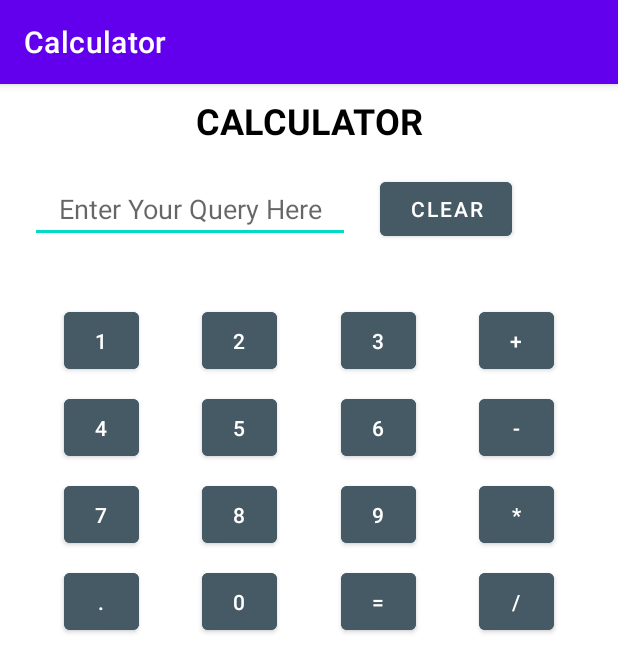
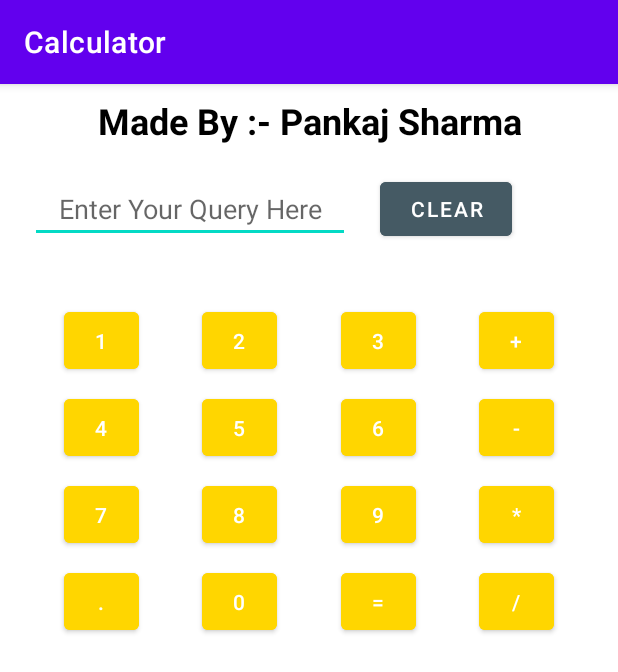
Before and after one commit to alein249/CalculatorX, an Android app: the screen it shows after launch (MainActivity), on a phone screen of 412 x 824 dp. Shown: the top 672 px of the screen. Run offline under Robolectric (Android 15) with nearby library versions, the phone set to English and light mode, and no system bars.

Commit message:
ui updated

```diff
--- a/app/build.gradle
+++ b/app/build.gradle
@@ -4,7 +4,7 @@ plugins {
 
 android {
     compileSdkVersion 30
-    buildToolsVersion "30.0.2"
+    buildToolsVersion "30.0.3"
 
     defaultConfig {
         applicationId "com.example.calculator"
--- a/app/src/main/res/layout/activity_main.xml
+++ b/app/src/main/res/layout/activity_main.xml
@@ -13,7 +13,7 @@
         android:layout_height="wrap_content"
         android:layout_margin="8dp"
         android:gravity="center"
-        android:text="CALCULATOR"
+        android:text="Made By :- Pankaj Sharma"
         android:textColor="@color/black"
         android:textSize="24sp"
         android:textStyle="bold"
@@ -58,7 +58,7 @@
         android:layout_width="50dp"
         android:layout_height="50dp"
         android:layout_marginTop="20dp"
-        android:backgroundTint="#455A64"
+        android:backgroundTint="#FFD600"
         android:text="1"
         app:layout_constraintEnd_toStartOf="@+id/button2"
         app:layout_constraintHorizontal_bias="0.5"
@@ -71,7 +71,7 @@
         android:layout_height="50dp"
         android:layout_marginTop="20dp"
         android:text="2"
-        android:backgroundTint="#455A64"
+        android:backgroundTint="#FFD600"
         app:layout_constraintEnd_toStartOf="@+id/button3"
         app:layout_constraintHorizontal_bias="0.5"
         app:layout_constraintStart_toEndOf="@+id/button"
@@ -83,7 +83,7 @@
         android:layout_height="50dp"
         android:layout_marginTop="20dp"
         android:text="3"
-        android:backgroundTint="#455A64"
+        android:backgroundTint="#FFD600"
         app:layout_constraintEnd_toStartOf="@+id/button4"
         app:layout_constraintHorizontal_bias="0.5"
         app:layout_constraintStart_toEndOf="@+id/button2"
@@ -93,7 +93,7 @@
         android:id="@+id/button4"
         android:layout_width="50dp"
         android:layout_height="50dp"
-        android:backgroundTint="#455A64"
+        android:backgroundTint="#FFD600"
         android:layout_marginTop="20dp"
         android:text="+"
         app:layout_constraintEnd_toEndOf="parent"
@@ -106,7 +106,7 @@
         android:layout_width="50dp"
         android:layout_height="50dp"
         android:layout_marginTop="8dp"
-        android:backgroundTint="#455A64"
+        android:backgroundTint="#FFD600"
         android:text="4"
         app:layout_constraintEnd_toStartOf="@+id/button6"
         app:layout_constraintHorizontal_bias="0.5"
@@ -119,7 +119,7 @@
         android:layout_height="50dp"
         android:layout_marginTop="8dp"
         android:text="5"
-        android:backgroundTint="#455A64"
+        android:backgroundTint="#FFD600"
         app:layout_constraintEnd_toStartOf="@+id/button7"
         app:layout_constraintHorizontal_bias="0.5"
         app:layout_constraintStart_toEndOf="@+id/button5"
@@ -131,7 +131,7 @@
         android:layout_height="50dp"
         android:layout_marginTop="8dp"
         android:text="6"
-        android:backgroundTint="#455A64"
+        android:backgroundTint="#FFD600"
         app:layout_constraintEnd_toStartOf="@+id/button8"
         app:layout_constraintHorizontal_bias="0.5"
         app:layout_constraintStart_toEndOf="@+id/button6"
@@ -143,7 +143,7 @@
         android:layout_height="50dp"
         android:layout_marginTop="8dp"
         android:text="-"
-        android:backgroundTint="#455A64"
+        android:backgroundTint="#FFD600"
         app:layout_constraintEnd_toEndOf="parent"
         app:layout_constraintHorizontal_bias="0.5"
         app:layout_constraintStart_toEndOf="@+id/button7"
@@ -155,7 +155,7 @@
         android:layout_height="50dp"
         android:layout_marginTop="8dp"
         android:text="7"
-        android:backgroundTint="#455A64"
+        android:backgroundTint="#FFD600"
         app:layout_constraintEnd_toStartOf="@+id/button10"
         app:layout_constraintHorizontal_bias="0.5"
         app:layout_constraintStart_toStartOf="parent"
@@ -167,7 +167,7 @@
         android:layout_height="50dp"
         android:layout_marginTop="8dp"
         android:text="8"
-        android:backgroundTint="#455A64"
+        android:backgroundTint="#FFD600"
         app:layout_constraintEnd_toStartOf="@+id/button11"
         app:layout_constraintHorizontal_bias="0.5"
         app:layout_constraintStart_toEndOf="@+id/button9"
@@ -179,7 +179,7 @@
         android:layout_height="50dp"
         android:layout_marginTop="8dp"
         android:text="9"
-        android:backgroundTint="#455A64"
+        android:backgroundTint="#FFD600"
         app:layout_constraintEnd_toStartOf="@+id/button12"
         app:layout_constraintHorizontal_bias="0.5"
         app:layout_constraintStart_toEndOf="@+id/button10"
@@ -191,7 +191,7 @@
         android:layout_height="50dp"
         android:layout_marginTop="8dp"
         android:text="*"
-        android:backgroundTint="#455A64"
+        android:backgroundTint="#FFD600"
         app:layout_constraintEnd_toEndOf="parent"
         app:layout_constraintHorizontal_bias="0.5"
         app:layout_constraintStart_toEndOf="@+id/button11"
@@ -203,7 +203,7 @@
         android:layout_height="50dp"
         android:layout_marginTop="8dp"
         android:text="."
-        android:backgroundTint="#455A64"
+        android:backgroundTint="#FFD600"
         app:layout_constraintEnd_toStartOf="@+id/button14"
         app:layout_constraintHorizontal_bias="0.5"
         app:layout_constraintStart_toStartOf="parent"
@@ -215,7 +215,7 @@
         android:layout_height="50dp"
         android:layout_marginTop="8dp"
         android:text="0"
-        android:backgroundTint="#455A64"
+        android:backgroundTint="#FFD600"
         app:layout_constraintEnd_toStartOf="@+id/button15"
         app:layout_constraintHorizontal_bias="0.5"
         app:layout_constraintStart_toEndOf="@+id/button13"
@@ -227,7 +227,7 @@
         android:layout_height="50dp"
         android:layout_marginTop="8dp"
         android:text="="
-        android:backgroundTint="#455A64"
+        android:backgroundTint="#FFD600"
         app:layout_constraintEnd_toStartOf="@+id/button16"
         app:layout_constraintHorizontal_bias="0.5"
         app:layout_constraintStart_toEndOf="@+id/button14"
@@ -239,7 +239,7 @@
         android:layout_height="50dp"
         android:layout_marginTop="8dp"
         android:text="/"
-        android:backgroundTint="#455A64"
+        android:backgroundTint="#FFD600"
         app:layout_constraintEnd_toEndOf="parent"
         app:layout_constraintHorizontal_bias="0.5"
         app:layout_constraintStart_toEndOf="@+id/button15"
--- a/build.gradle
+++ b/build.gradle
@@ -5,7 +5,7 @@ buildscript {
         jcenter()
     }
     dependencies {
-        classpath "com.android.tools.build:gradle:4.1.1"
+        classpath 'com.android.tools.build:gradle:4.1.2'
 
         // NOTE: Do not place your application dependencies here; they belong
         // in the individual module build.gradle files
```
